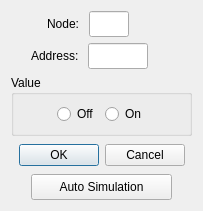
The window that omodscan/dialogs/dialogwritecoilregister.ui (sanny32/OpenModScan) describes before a commit, drawn with Qt 5.
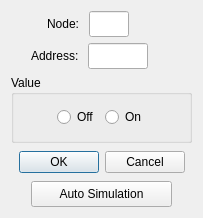
The same window after the commit. Custom widgets are drawn as their Qt base class.

```diff
--- a/omodscan/dialogs/dialogwritecoilregister.ui
+++ b/omodscan/dialogs/dialogwritecoilregister.ui
@@ -7,7 +7,7 @@
     <x>0</x>
     <y>0</y>
     <width>203</width>
-    <height>204</height>
+    <height>218</height>
    </rect>
   </property>
   <property name="windowTitle">
```
Left out of the diff: 26 changed lines with no effect on the pictures.
